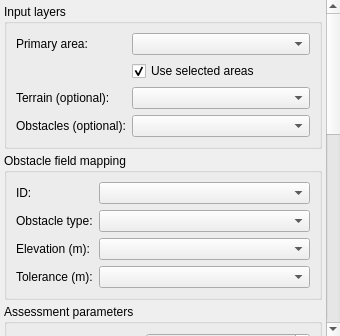
Before: the Qt Designer form Q_Pansopy/ui/utilities/qpansopy_primary_area_assessment_dockwidget.ui in FLYGHT7/qpansopy, drawn with Qt 5.
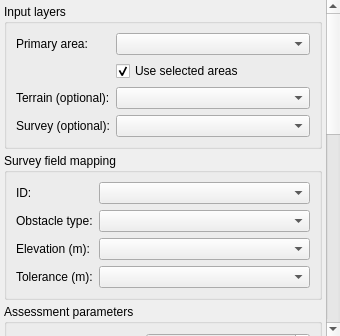
After: the same form once the commit is applied. Custom widgets are drawn as their Qt base class.

Commit message: Update terminology in primary area assessment to use 'survey' instead of 'obstacle'

```diff
--- a/Q_Pansopy/ui/utilities/qpansopy_primary_area_assessment_dockwidget.ui
+++ b/Q_Pansopy/ui/utilities/qpansopy_primary_area_assessment_dockwidget.ui
@@ -27,14 +27,14 @@
        <item row="1" column="1"><widget class="QCheckBox" name="useSelectedAreaCheckBox"><property name="text"><string>Use selected areas</string></property><property name="checked"><bool>true</bool></property></widget></item>
        <item row="2" column="0"><widget class="QLabel" name="terrainLabel"><property name="text"><string>Terrain (optional):</string></property></widget></item>
        <item row="2" column="1"><widget class="QgsMapLayerComboBox" name="terrainLayerComboBox"/></item>
-       <item row="3" column="0"><widget class="QLabel" name="obstacleLabel"><property name="text"><string>Obstacles (optional):</string></property></widget></item>
+       <item row="3" column="0"><widget class="QLabel" name="obstacleLabel"><property name="text"><string>Survey (optional):</string></property></widget></item>
        <item row="3" column="1"><widget class="QgsMapLayerComboBox" name="obstacleLayerComboBox"/></item>
       </layout>
      </widget>
     </item>
     <item>
      <widget class="QGroupBox" name="fieldMappingGroup">
-      <property name="title"><string>Obstacle field mapping</string></property>
+      <property name="title"><string>Survey field mapping</string></property>
       <layout class="QFormLayout" name="fieldFormLayout">
        <item row="0" column="0"><widget class="QLabel" name="idFieldLabel"><property name="text"><string>ID:</string></property></widget></item>
        <item row="0" column="1"><widget class="QComboBox" name="idFieldComboBox"/></item>
```
The commit also changes 4 other files.
